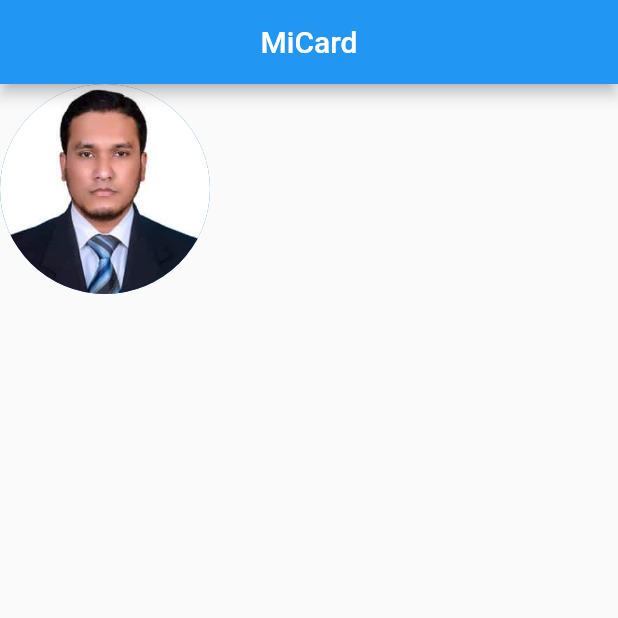
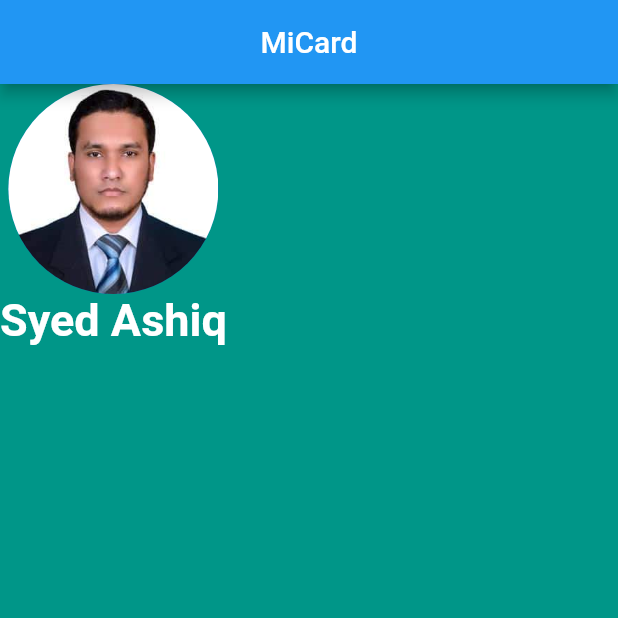
Before and after one commit to syedashiqbd/mi_card_flutter_office-pc, a Flutter app: the screen it shows after launch, on a phone screen of 412 x 824 dp, the top half of it. Run offline on Flutter 3.47's test engine with Material 2 defaults, Android fonts, the phone set to English and light mode, and no system bars.

Commit message:
name added

```diff
--- a/lib/main.dart
+++ b/lib/main.dart
@@ -11,10 +11,12 @@ class MyApp extends StatelessWidget {
   Widget build(BuildContext context) {
     return MaterialApp(
       home: Scaffold(
+        backgroundColor: Colors.teal,
         appBar: AppBar(
           title: Center(child: Text('MiCard')),
         ),
         body: SafeArea(
+
           // child: Container(
           //   child: Image(image: AssetImage('images/ashiq.png'),),
           // ),
@@ -23,6 +25,14 @@ class MyApp extends StatelessWidget {
             radius: 70.0,
             backgroundImage: AssetImage('images/ashiq.png'),
           ),
+          Text(
+            'Syed Ashiq',
+            style: TextStyle(
+              fontSize: 30.0,
+              fontWeight: FontWeight.bold,
+              color: Colors.white,
+            ),
+          ),
           ],),
         ),
       ),
```
